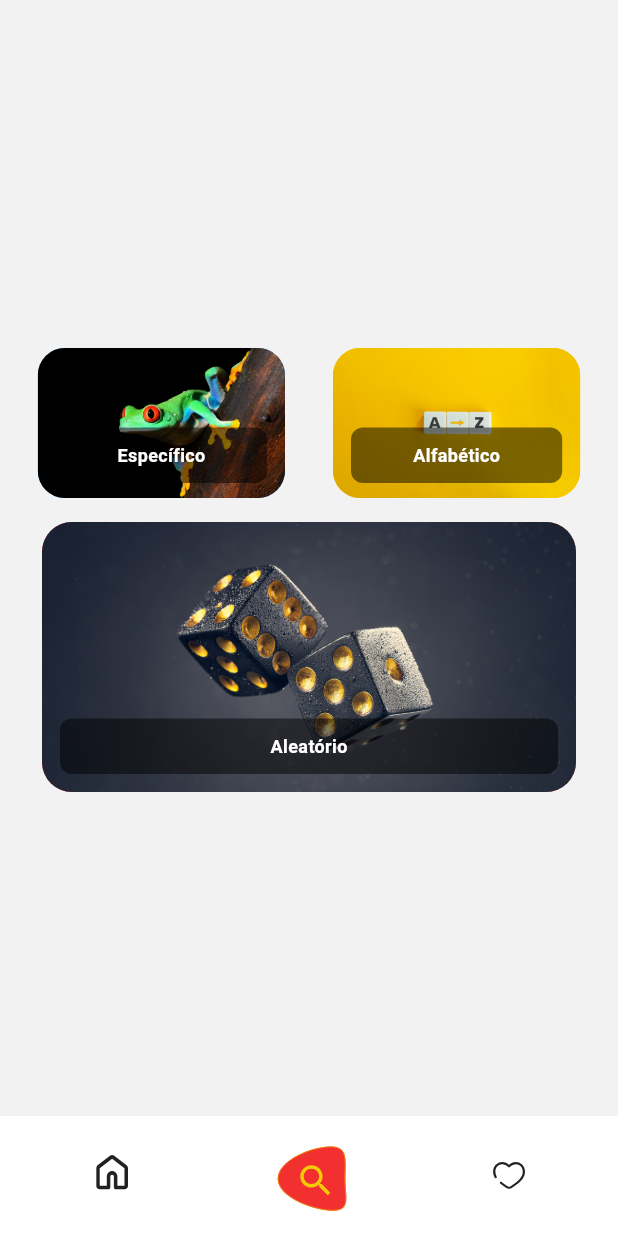
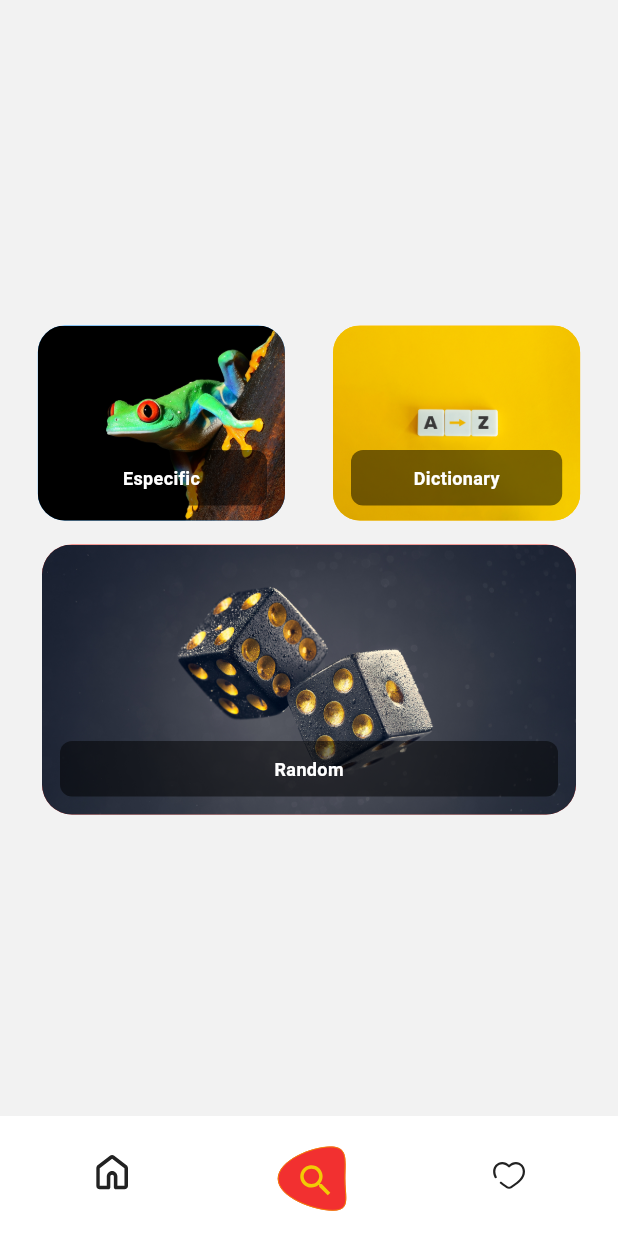
Before and after one commit to gusperandio/nature_flutter, a Flutter app: the MainScreen screen opened directly, item 2 of the bottom bar chosen, on a phone screen of 412 x 824 dp. Run offline on Flutter 3.47's test engine with Material 3 defaults, Android fonts, the phone set to English and light mode, and no system bars; our stand-ins replace flutter_svg.

Commit message:
Multi - one Item

```diff
--- a/lib/main.dart
+++ b/lib/main.dart
@@ -4,6 +4,7 @@ import 'package:natureatoz/providers/language_provider.dart';
 import 'package:provider/provider.dart';
 
 void main() {
+  WidgetsFlutterBinding.ensureInitialized();
   runApp(const MyApp());
 }
 
--- a/lib/models/item.dart
+++ b/lib/models/item.dart
@@ -1,7 +1,29 @@
+import 'dart:convert';
+
 class Item {
-  final String name;
+  final String title;
   final String description;
   final String? image;
 
-  Item({required this.name, required this.description, this.image});
+  const Item({
+    required this.title,
+    required this.description,
+    required this.image,
+  });
+
+  factory Item.fromJson(Map<String, dynamic> json) {
+    return switch (json) {
+      {
+        'title': String title,
+        'description': String description,
+        'image': String image,
+      } =>
+        Item(
+          title: title,
+          description: description,
+          image: image,
+        ),
+      _ => throw const FormatException('Failed to load item.'),
+    };
+  }
 }
--- a/lib/pages/home_screen.dart
+++ b/lib/pages/home_screen.dart
@@ -18,13 +18,13 @@ class _HomeScreenState extends State<HomeScreen> {
     String wpp = '';
     switch (rng.nextInt(3)) {
       case 0:
-        wpp = 'assets/sebrae.png';
+        wpp = 'assets/wpp1.png';
         break;
       case 1:
-        wpp = 'assets/sebrae.png';
+        wpp = 'assets/wpp2.png';
         break;
       default:
-        wpp = 'assets/sebrae.png';
+        wpp = 'assets/wpp3.png';
         break;
     }
 
--- a/lib/pages/like_screen.dart
+++ b/lib/pages/like_screen.dart
@@ -12,44 +12,44 @@ class _LikeScreenState extends State<LikeScreen> {
 
   final List<Item> items = [
     Item(
-        name: 'Cura',
+        title: 'Cura',
         description: 'Uma magia que restaura pontos de vida.',
         image:
             'https://cdn.dribbble.com/userupload/11756320/file/original-248768c1c2e907d76d5e0befed11ead9.png?resize=200x200'),
     Item(
-        name: 'Invocação',
+        title: 'Invocação',
         description: 'Uma magia que traz criaturas ou objetos do plano astral.',
         image:
             'https://cdn.dribbble.com/userupload/11756296/file/original-824f363ff6abce30b4aa31a2a1ed45b0.png?resize=200x200'),
     Item(
-        name: 'Teletransporte',
+        title: 'Teletransporte',
         description:
             'Uma magia que permite mover-se instantaneamente para outro lugar.',
         image:
             'https://cdn.dribbble.com/userupload/11756294/file/original-e45d6c67b65d33fa2003a07f40336b42.png?resize=200x200'),
     Item(
-        name: 'Ilusão',
+        title: 'Ilusão',
         description:
             'Uma magia que cria imagens falsas para enganar os sentidos.',
         image:
             'https://cdn.dribbble.com/userupload/11756278/file/original-f854306e8477856f63f71e330e7a8389.png?resize=200x200'),
     Item(
-        name: 'Maldição',
+        title: 'Maldição',
         description: 'Uma magia que lança uma aura negativa sobre um alvo.',
         image:
             'https://cdn.dribbble.com/userupload/11756268/file/original-d50db840a76c85fb49fe5a9178ccfe7a.png?resize=200x200'),
     Item(
-        name: 'Bola de Fogo',
+        title: 'Bola de Fogo',
         description: 'Uma magia ardente que inflige dano em uma área.',
         image:
             'https://cdn.dribbble.com/userupload/11756255/file/original-ca970686f5bc32e6d742fc721024391e.png?resize=200x200'),
     Item(
-        name: 'Congelamento',
+        title: 'Congelamento',
         description: 'Uma magia que prende os inimigos em gelo sólido.',
         image:
             'https://cdn.dribbble.com/userupload/11756266/file/original-d24385a2b7afd4eb9b2ecf5721d6b575.png?resize=200x200'),
     Item(
-        name: 'Transformação',
+        title: 'Transformação',
         description: 'Uma magia que altera a forma de um objeto ou criatura.',
         image:
             'https://cdn.dribbble.com/userupload/11756274/file/original-befeab021275dfb116ec67a253b64edc.png?resize=200x200'),
@@ -118,7 +118,7 @@ class _LikeScreenState extends State<LikeScreen> {
                                 children: [
                                   const SizedBox(height: 6),
                                   Text(
-                                    item.name,
+                                    item.title,
                                     style: const TextStyle(
                                       fontWeight: FontWeight.bold,
                                       fontSize: 16,
@@ -145,7 +145,7 @@ class _LikeScreenState extends State<LikeScreen> {
                                   builder: (context) {
                                     return AlertDialog(
                                       title:
-                                          Text('Deseja remover ${item.name}'),
+                                          Text('Deseja remover ${item.title}'),
                                       content: const Text(
                                           'Após confirmar o item será removido da sua lista de itens favoritos'),
                                       actions: [
--- /dev/null
+++ b/lib/pages/search/items/multi_itens_screen.dart
@@ -0,0 +1,25 @@
+import 'package:flutter/material.dart';
+import 'package:flutter/services.dart';
+import 'package:flutter_svg/flutter_svg.dart';
+import 'package:natureatoz/components/button.dart';
+
+class MultiItensScreen extends StatefulWidget {
+  @override
+  _MultiItensScreenState createState() => _MultiItensScreenState();
+}
+
+class _MultiItensScreenState extends State<MultiItensScreen> {
+  @override
+  Widget build(BuildContext context) {
+    SystemChrome.setEnabledSystemUIMode(SystemUiMode.immersive);
+
+    return MaterialApp(
+        home: Scaffold(
+      body: Container(
+          height: double.infinity,
+          width: double.infinity,
+          color: const Color(0xFFF2F2F2),
+          child: const Column(children: [Text('MULTI ITEMS')])),
+    ));
+  }
+}
--- a/lib/pages/search/specific_screen.dart
+++ b/lib/pages/search/specific_screen.dart
@@ -0,0 +1,26 @@
+import 'package:flutter/material.dart';
+
+class SpecificScreen extends StatefulWidget {
+  const SpecificScreen({super.key});
+
+  @override
+  State<SpecificScreen> createState() => _SpecificScreenState();
+}
+
+class _SpecificScreenState extends State<SpecificScreen> {
+  @override
+  Widget build(BuildContext context) {
+    return MaterialApp(
+        debugShowCheckedModeBanner: false,
+        home: Scaffold(
+            body: Container(
+          height: double.infinity,
+          width: double.infinity,
+          child: Column(
+            crossAxisAlignment: CrossAxisAlignment.center,
+            mainAxisAlignment: MainAxisAlignment.center,
+            children: [Text('specific')],
+          ),
+        )));
+  }
+}
--- a/lib/pages/search_screen.dart
+++ b/lib/pages/search_screen.dart
@@ -1,7 +1,15 @@
 import 'package:flutter/material.dart';
+import 'package:natureatoz/pages/search/dictionary_screen.dart';
 import 'package:natureatoz/pages/search/random_screen.dart';
+import 'package:natureatoz/pages/search/specific_screen.dart';
+import 'package:natureatoz/providers/language_provider.dart';
+import 'package:provider/provider.dart';
 
-class SearchScreen extends StatelessWidget {
+class SearchScreen extends StatefulWidget {
+  @override
+  _SearchScreenState createState() => _SearchScreenState();
+}
+
 void _showModal(BuildContext context) {
   showModalBottomSheet(
     context: context,
@@ -11,8 +19,12 @@ class SearchScreen extends StatelessWidget {
   );
 }
 
+class _SearchScreenState extends State<SearchScreen> {
   @override
   Widget build(BuildContext context) {
+    final language = context.watch<LanguageProvider>().language == "En-US";
+    final _texts = getLocalizedTexts(language);
+
     return MaterialApp(
         home: Scaffold(
       body: Container(
@@ -25,12 +37,20 @@ class SearchScreen extends StatelessWidget {
               Row(
                 mainAxisAlignment: MainAxisAlignment.center,
                 children: [
-                  Padding(
+                  GestureDetector(
+                      onTap: () => {
+                            Navigator.push(
+                              context,
+                              MaterialPageRoute(
+                                  builder: (context) => SpecificScreen()),
+                            )
+                          },
+                      child: Padding(
                         padding: const EdgeInsets.all(16),
                         child: Stack(children: [
                           Container(
                             width: MediaQuery.of(context).size.width / 2.5,
-                        height: 100,
+                            height: 130,
                             decoration: BoxDecoration(
                               color: Colors.blue,
                               borderRadius: BorderRadius.circular(18),
@@ -46,18 +66,20 @@ class SearchScreen extends StatelessWidget {
                             left: 0,
                             right: 0,
                             child: Padding(
-                            padding: const EdgeInsets.symmetric(horizontal: 12),
+                                padding:
+                                    const EdgeInsets.symmetric(horizontal: 12),
                                 child: Container(
                                   padding: const EdgeInsets.all(10),
                                   decoration: BoxDecoration(
                                       borderRadius: BorderRadius.circular(8),
                                       color: Colors.black.withOpacity(0.5)),
-                              child: const Column(
-                                crossAxisAlignment: CrossAxisAlignment.center,
+                                  child: Column(
+                                    crossAxisAlignment:
+                                        CrossAxisAlignment.center,
                                     children: [
                                       Text(
-                                    "Específico",
-                                    style: TextStyle(
+                                        _texts["item1"]!,
+                                        style: const TextStyle(
                                           color: Colors.white,
                                           fontSize: 12,
                                           fontWeight: FontWeight.bold,
@@ -68,13 +90,21 @@ class SearchScreen extends StatelessWidget {
                                 )),
                           )
                         ]),
-                  ),
-                  Padding(
+                      )),
+                  GestureDetector(
+                    onTap: () => {
+                      Navigator.push(
+                        context,
+                        MaterialPageRoute(
+                            builder: (context) => DictionaryScreen()),
+                      )
+                    },
+                    child: Padding(
                       padding: const EdgeInsets.all(16),
                       child: Stack(children: [
                         Container(
                           width: MediaQuery.of(context).size.width / 2.5,
-                        height: 100,
+                          height: 130,
                           decoration: BoxDecoration(
                             color: Colors.amber,
                             borderRadius: BorderRadius.circular(18),
@@ -90,18 +120,19 @@ class SearchScreen extends StatelessWidget {
                           left: 0,
                           right: 0,
                           child: Padding(
-                            padding: const EdgeInsets.symmetric(horizontal: 12),
+                              padding:
+                                  const EdgeInsets.symmetric(horizontal: 12),
                               child: Container(
                                 padding: const EdgeInsets.all(10),
                                 decoration: BoxDecoration(
                                     borderRadius: BorderRadius.circular(8),
                                     color: Colors.black.withOpacity(0.5)),
-                              child: const Column(
+                                child: Column(
                                   crossAxisAlignment: CrossAxisAlignment.center,
                                   children: [
                                     Text(
-                                    "Alfabético",
-                                    style: TextStyle(
+                                      _texts["item2"]!,
+                                      style: const TextStyle(
                                         color: Colors.white,
                                         fontSize: 12,
                                         fontWeight: FontWeight.bold,
@@ -113,6 +144,7 @@ class SearchScreen extends StatelessWidget {
                         )
                       ]),
                     ),
+                  )
                 ],
               ),
               GestureDetector(
@@ -145,12 +177,12 @@ class SearchScreen extends StatelessWidget {
                                 decoration: BoxDecoration(
                                     borderRadius: BorderRadius.circular(8),
                                     color: Colors.black.withOpacity(0.5)),
-                                child: const Column(
+                                child: Column(
                                   crossAxisAlignment: CrossAxisAlignment.center,
                                   children: [
                                     Text(
-                                      "Aleatório",
-                                      style: TextStyle(
+                                      _texts["item3"]!,
+                                      style: const TextStyle(
                                         color: Colors.white,
                                         fontSize: 12,
                                         fontWeight: FontWeight.bold,
@@ -167,4 +199,12 @@ class SearchScreen extends StatelessWidget {
       ),
     ));
   }
+
+  Map<String, String> getLocalizedTexts(bool language) {
+    return {
+      'item1': language ? "Especific" : "Específico",
+      'item2': language ? "Dictionary" : "Dicionário",
+      'item3': language ? "Random" : "Aleatório",
+    };
   }
+}
--- a/pubspec.yaml
+++ b/pubspec.yaml
@@ -74,6 +74,7 @@ flutter:
     - assets/frog.jpg
     - assets/dices.jpg
     - assets/svg/arrow-down.svg
+    - assets/svg/arrow-left.svg
     - assets/svg/arrow.svg
     - assets/svg/home_active.svg
     - assets/svg/home.svg
```
Also changed, not shown: lib/components/button.dart (added, +25 -0 lines), lib/controllers/dictionary.dart (added, +20 -0 lines), lib/controllers/random.dart (added, +21 -0 lines), lib/controllers/specific.dart (added, +20 -0 lines), lib/pages/search/dictionary_screen.dart (+63 -0 lines), lib/pages/search/random_screen.dart (+67 -18 lines), lib/pages/splash_screen.dart (+7 -16 lines), assets/svg/arrow-left.svg (added), lib/pages/search/items/item_screen.dart (added). Lines whose indentation alone changed are shown as unchanged.
